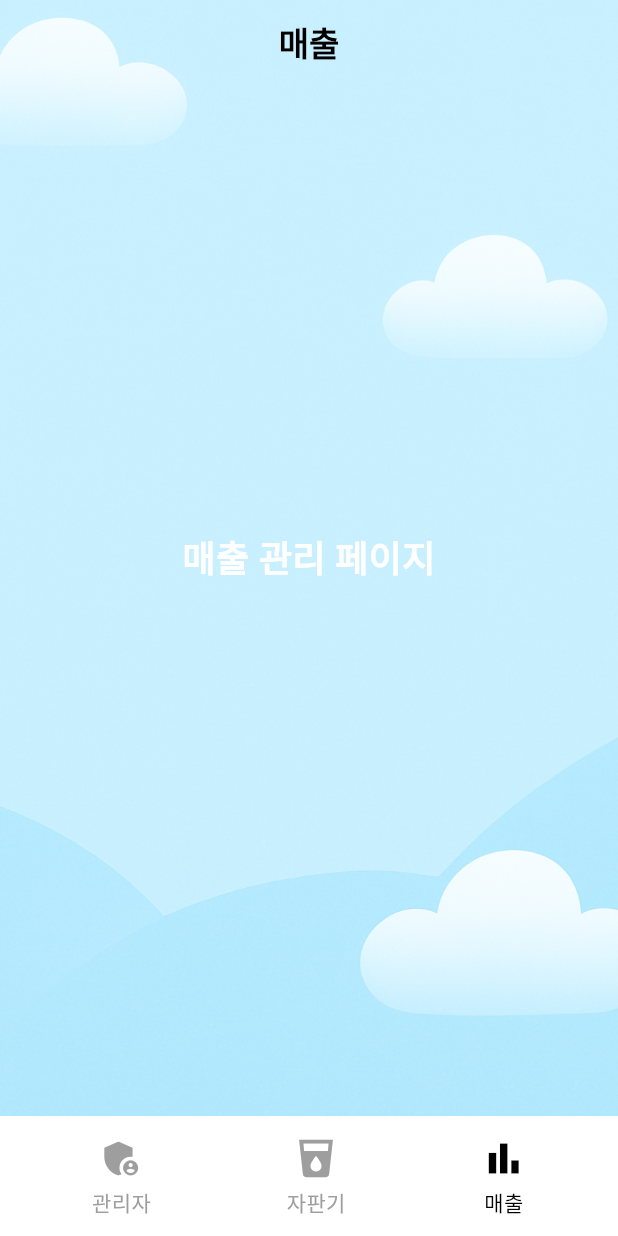
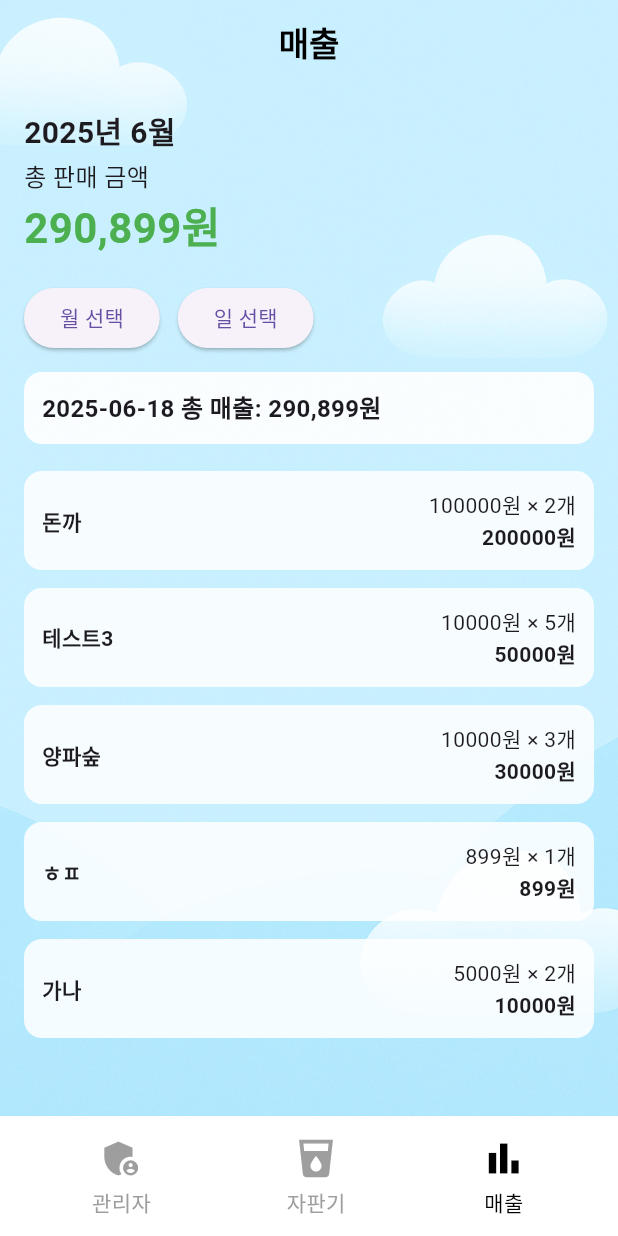
Before and after one commit to kimhamyong/np-vending-machine-app, a Flutter app: the SalesScreen screen opened by its route, on a phone screen of 412 x 824 dp. Run offline on Flutter 3.47's test engine with Material 3 defaults, Android fonts, the phone set to English and light mode, and no system bars; our stand-ins replace shared_preferences; accounts and stored records are empty; Roboto replaces fonts that are missing (Pretendard).

Commit message:
feat: 매출 페이지

```diff
--- /dev/null
+++ b/lib/models/sales.dart
@@ -0,0 +1,15 @@
+import 'drink.dart';
+
+class Sales {
+  final Drink drink;
+  final int sold;
+  final DateTime date;
+
+  Sales({
+    required this.drink,
+    required this.sold,
+    required this.date,
+  });
+
+  int get total => drink.price * sold;
+}
--- a/lib/screens/admin/sales_screen.dart
+++ b/lib/screens/admin/sales_screen.dart
@@ -1,18 +1,102 @@
 import 'package:flutter/material.dart';
+import 'package:intl/intl.dart';
+import 'package:np_vending_machine_app/models/drink.dart';
+import 'package:np_vending_machine_app/models/sales.dart';
+import 'package:np_vending_machine_app/screens/admin/widgets/admin_bottom_nav_bar.dart';
 
-class SalesScreen extends StatelessWidget {
+class SalesScreen extends StatefulWidget {
   static const routeName = '/sales';
-
-  final List<_NavItem> _navItems = const [
-    _NavItem(icon: Icons.admin_panel_settings, label: '관리자', route: '/admin'),
-    _NavItem(icon: Icons.local_drink, label: '자판기', route: '/vending'),
-    _NavItem(icon: Icons.bar_chart, label: '매출', route: '/sales'),
-  ];
 
   const SalesScreen({super.key});
 
   @override
+  State<SalesScreen> createState() => _SalesScreenState();
+}
+
+class _SalesScreenState extends State<SalesScreen> {
+  DateTime selectedMonth = DateTime.now();
+  DateTime selectedDate = DateTime.now();
+
+  final List<Sales> salesData = [
+    Sales(
+        drink: Drink(name: '돈까', price: 100000, stock: 3),
+        sold: 2,
+        date: DateTime.now()),
+    Sales(
+        drink: Drink(name: '테스트3', price: 10000, stock: 10),
+        sold: 5,
+        date: DateTime.now()),
+    Sales(
+        drink: Drink(name: '메뉴명22', price: 10000, stock: 1),
+        sold: 0,
+        date: DateTime.now().subtract(const Duration(days: 1))),
+    Sales(
+        drink: Drink(name: '양파숲', price: 10000, stock: 8),
+        sold: 3,
+        date: DateTime.now()),
+    Sales(
+        drink: Drink(name: 'ㅎㅍ', price: 899, stock: 4),
+        sold: 1,
+        date: DateTime.now()),
+    Sales(
+        drink: Drink(name: '가나', price: 5000, stock: 9),
+        sold: 2,
+        date: DateTime.now()),
+  ];
+
+  int get totalMonthlySales => salesData
+      .where((s) =>
+          s.date.year == selectedMonth.year &&
+          s.date.month == selectedMonth.month)
+      .fold(0, (sum, s) => sum + s.total);
+
+  List<Sales> get dailySales => salesData
+      .where((s) =>
+          s.date.year == selectedDate.year &&
+          s.date.month == selectedDate.month &&
+          s.date.day == selectedDate.day)
+      .toList();
+
+  int get totalDailySales => dailySales.fold(0, (sum, s) => sum + s.total);
+
+  Future<void> _selectMonth(BuildContext context) async {
+    final picked = await showDatePicker(
+      context: context,
+      initialDate: selectedMonth,
+      firstDate: DateTime(2020),
+      lastDate: DateTime(2030),
+      helpText: '월 선택',
+    );
+
+    if (picked != null) {
+      setState(() {
+        selectedMonth = DateTime(picked.year, picked.month, 1);
+      });
+    }
+  }
+
+  Future<void> _selectDate(BuildContext context) async {
+    final picked = await showDatePicker(
+      context: context,
+      initialDate: selectedDate,
+      firstDate: DateTime(2020),
+      lastDate: DateTime(2030),
+    );
+    if (picked != null) {
+      setState(() {
+        selectedDate = picked;
+        selectedMonth = DateTime(picked.year, picked.month, 1);
+      });
+    }
+  }
+
+  @override
   Widget build(BuildContext context) {
+    final String selectedMonthStr =
+        DateFormat('yyyy년 M월').format(selectedMonth);
+    final String selectedDateStr =
+        DateFormat('yyyy-MM-dd').format(selectedDate);
+
     return Scaffold(
       extendBodyBehindAppBar: true,
       appBar: AppBar(
@@ -29,88 +113,106 @@ class SalesScreen extends StatelessWidget {
         elevation: 0,
         centerTitle: true,
       ),
-      body: Container(
-        width: double.infinity,
-        height: double.infinity,
-        decoration: const BoxDecoration(
-          image: DecorationImage(
-            image: AssetImage('assets/images/background.png'),
+      body: Stack(
+        children: [
+          Positioned.fill(
+            child: Image.asset(
+              'assets/images/background.png',
               fit: BoxFit.cover,
             ),
           ),
-        child: const Center(
+          SafeArea(
+            child: Padding(
+              padding: const EdgeInsets.all(16),
+              child: Column(
+                crossAxisAlignment: CrossAxisAlignment.start,
+                children: [
+                  Text(selectedMonthStr,
+                      style: const TextStyle(
+                          fontSize: 20, fontWeight: FontWeight.bold)),
+                  const SizedBox(height: 4),
+                  const Text('총 판매 금액', style: TextStyle(fontSize: 16)),
+                  Text(
+                    '${NumberFormat('#,###').format(totalMonthlySales)}원',
+                    style: const TextStyle(
+                      fontSize: 28,
+                      fontWeight: FontWeight.bold,
+                      color: Colors.green,
+                    ),
+                  ),
+                  const SizedBox(height: 16),
+                  Row(
+                    children: [
+                      ElevatedButton(
+                        onPressed: () => _selectMonth(context),
+                        child: const Text('월 선택'),
+                      ),
+                      const SizedBox(width: 12),
+                      ElevatedButton(
+                        onPressed: () => _selectDate(context),
+                        child: const Text('일 선택'),
+                      ),
+                    ],
+                  ),
+                  const SizedBox(height: 12),
+                  if (dailySales.isNotEmpty)
+                    Container(
+                      width: double.infinity,
+                      padding: const EdgeInsets.all(12),
+                      margin: const EdgeInsets.only(bottom: 12),
+                      decoration: BoxDecoration(
+                        color: Colors.white.withOpacity(0.9),
+                        borderRadius: BorderRadius.circular(12),
+                      ),
                       child: Text(
-            '매출 관리 페이지',
-            style: TextStyle(
-              fontSize: 24,
+                        '$selectedDateStr 총 매출: ${NumberFormat('#,###').format(totalDailySales)}원',
+                        style: const TextStyle(
                           fontWeight: FontWeight.bold,
-              fontFamily: 'Pretendard',
-              color: Colors.white,
+                          fontSize: 16,
                         ),
                       ),
                     ),
+                  Expanded(
+                    child: ListView.builder(
+                      itemCount: dailySales.length,
+                      itemBuilder: (context, index) {
+                        final s = dailySales[index];
+                        return Container(
+                          margin: const EdgeInsets.symmetric(vertical: 6),
+                          padding: const EdgeInsets.all(12),
+                          decoration: BoxDecoration(
+                            color: Colors.white.withOpacity(0.85),
+                            borderRadius: BorderRadius.circular(12),
                           ),
-      bottomNavigationBar:
-          _BottomNavBar(currentRoute: routeName, navItems: _navItems),
+                          child: Row(
+                            mainAxisAlignment: MainAxisAlignment.spaceBetween,
+                            children: [
+                              Text(s.drink.name,
+                                  style: const TextStyle(
+                                      fontWeight: FontWeight.bold)),
+                              Column(
+                                crossAxisAlignment: CrossAxisAlignment.end,
+                                children: [
+                                  Text('${s.drink.price}원 × ${s.sold}개',
+                                      style: const TextStyle(fontSize: 14)),
+                                  Text('${s.total}원',
+                                      style: const TextStyle(
+                                          fontWeight: FontWeight.bold)),
+                                ],
+                              ),
+                            ],
+                          ),
                         );
-  }
-}
-
-class _NavItem {
-  final IconData icon;
-  final String label;
-  final String route;
-
-  const _NavItem({
-    required this.icon,
-    required this.label,
-    required this.route,
-  });
-}
-
-class _BottomNavBar extends StatelessWidget {
-  final String currentRoute;
-  final List<_NavItem> navItems;
-
-  const _BottomNavBar({required this.currentRoute, required this.navItems});
-
-  @override
-  Widget build(BuildContext context) {
-    return BottomAppBar(
-      color: Colors.white,
-      child: SizedBox(
-        height: 80,
-        child: Row(
-          mainAxisAlignment: MainAxisAlignment.spaceAround,
-          children: navItems.map((item) {
-            final bool isSelected =
-                ModalRoute.of(context)?.settings.name == item.route;
-            return InkWell(
-              onTap: () {
-                if (!isSelected) {
-                  Navigator.pushReplacementNamed(context, item.route);
-                }
                       },
-              child: Column(
-                mainAxisAlignment: MainAxisAlignment.center,
-                children: [
-                  Icon(item.icon,
-                      color: isSelected ? Colors.black : Colors.grey, size: 30),
-                  const SizedBox(height: 4),
-                  Text(
-                    item.label,
-                    style: TextStyle(
-                      fontFamily: 'Pretendard',
-                      fontSize: 14,
-                      color: isSelected ? Colors.black : Colors.grey,
                     ),
                   ),
                 ],
               ),
-            );
-          }).toList(),
             ),
           ),
+        ],
+      ),
+      bottomNavigationBar: const AdminBottomNavBar(),
     );
   }
 }
--- a/lib/screens/admin/widgets/admin_bottom_nav_bar.dart
+++ b/lib/screens/admin/widgets/admin_bottom_nav_bar.dart
@@ -1,5 +1,4 @@
 import 'package:flutter/material.dart';
-import 'package:np_vending_machine_app/screens/admin/admin_screen.dart';
 
 class AdminBottomNavBar extends StatelessWidget {
   const AdminBottomNavBar({super.key});
--- a/pubspec.yaml
+++ b/pubspec.yaml
@@ -32,6 +32,7 @@ dependencies:
     sdk: flutter
   shared_preferences: ^2.1.0
   provider: ^6.1.5
+  intl: ^0.18.1
 
   # The following adds the Cupertino Icons font to your application.
   # Use with the CupertinoIcons class for iOS style icons.
```
Also changed, not shown: pubspec.lock. Lines whose indentation alone changed are shown as unchanged.
